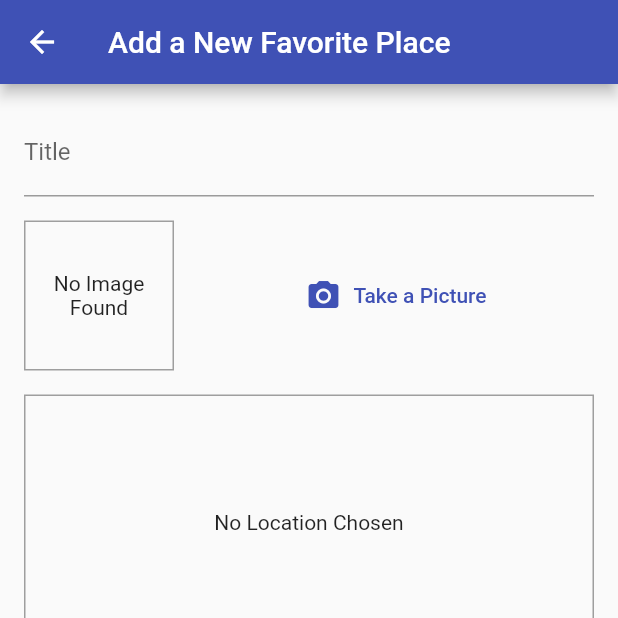
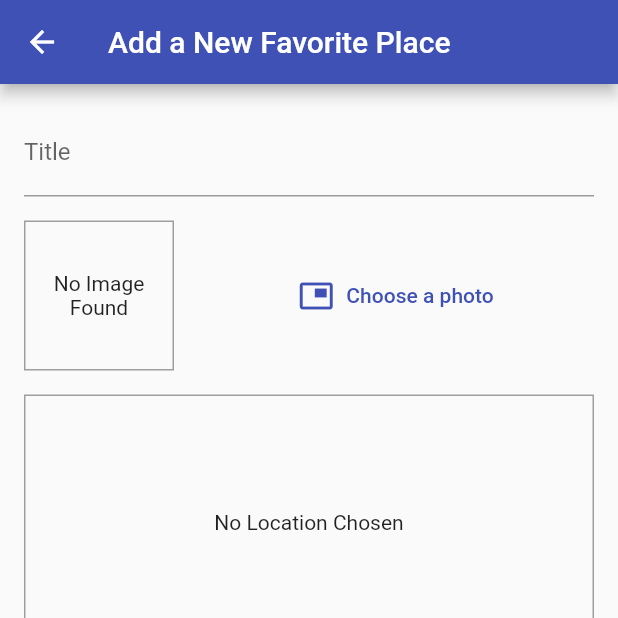
Before and after one commit to ajvelo/My-Favorite-Places, a Flutter app: the screen it shows after launch, after a tap on the "add" icon, on a phone screen of 412 x 824 dp, the top half of it. Run offline on Flutter 3.47's test engine with Material 2 defaults, Android fonts, the phone set to English and light mode, and no system bars; our stand-ins replace google_maps_flutter, image_picker, location, sqflite; accounts and stored records are empty.

```diff
--- a/app/lib/main.dart
+++ b/app/lib/main.dart
@@ -1,5 +1,6 @@
 import 'package:app/providers/great_places.dart';
 import 'package:app/screens/add_place_screen.dart';
+import 'package:app/screens/place_detail_screen.dart';
 import 'package:app/screens/places_list_screen.dart';
 import 'package:flutter/material.dart';
 import 'package:provider/provider.dart';
@@ -25,7 +26,10 @@ class MyApp extends StatelessWidget {
               style: ElevatedButton.styleFrom(primary: Colors.amber),
             )),
         home: PlacesListScreen(),
-        routes: {AddPlaceScreen.routeName: (ctx) => AddPlaceScreen()},
+        routes: {
+          AddPlaceScreen.routeName: (ctx) => AddPlaceScreen(),
+          PlaceDetailScreen.routeName: (ctx) => PlaceDetailScreen()
+        },
       ),
     );
   }
--- a/app/lib/providers/great_places.dart
+++ b/app/lib/providers/great_places.dart
@@ -40,6 +40,10 @@ class GreatPlaces with ChangeNotifier {
     });
   }
 
+  Place findById(String id) {
+    return _items.firstWhere((element) => element.id == id);
+  }
+
   Future<void> fetchAndSetPlaces() async {
     final dataList = await DBHelper.getData('user_places');
     final dbPath = await sql.getDatabasesPath();
--- a/app/lib/screens/add_place_screen.dart
+++ b/app/lib/screens/add_place_screen.dart
@@ -5,7 +5,6 @@ import 'package:app/providers/great_places.dart';
 import 'package:app/widgets/image_input.dart';
 import 'package:app/widgets/location_input.dart';
 import 'package:flutter/material.dart';
-import 'package:location/location.dart';
 import 'package:provider/provider.dart';
 
 class AddPlaceScreen extends StatefulWidget {
--- a/app/lib/screens/places_list_screen.dart
+++ b/app/lib/screens/places_list_screen.dart
@@ -1,4 +1,5 @@
 import 'package:app/providers/great_places.dart';
+import 'package:app/screens/place_detail_screen.dart';
 import 'package:app/widgets/add-favorite-place-btn.dart';
 import 'package:flutter/material.dart';
 import 'package:provider/provider.dart';
@@ -34,7 +35,9 @@ class PlacesListScreen extends StatelessWidget {
                                 subtitle:
                                     Text(value.items[index].location.address!),
                                 onTap: () {
-                                  // Go to detail page
+                                  Navigator.of(context).pushNamed(
+                                      PlaceDetailScreen.routeName,
+                                      arguments: value.items[index].id);
                                 },
                               );
                             },
--- a/app/lib/widgets/image_input.dart
+++ b/app/lib/widgets/image_input.dart
@@ -60,8 +60,8 @@ class _ImageInputState extends State<ImageInput> {
         Expanded(
             child: TextButton.icon(
                 onPressed: _takePicture,
-                icon: Icon(Icons.camera_alt),
-                label: Text("Take a Picture")))
+                icon: Icon(Icons.picture_in_picture),
+                label: Text("Choose a photo")))
       ],
     );
   }
```
Also changed, not shown: app/lib/screens/map_screen.dart (+11 -5 lines), app/lib/screens/place_detail_screen.dart (+55 -0 lines).
